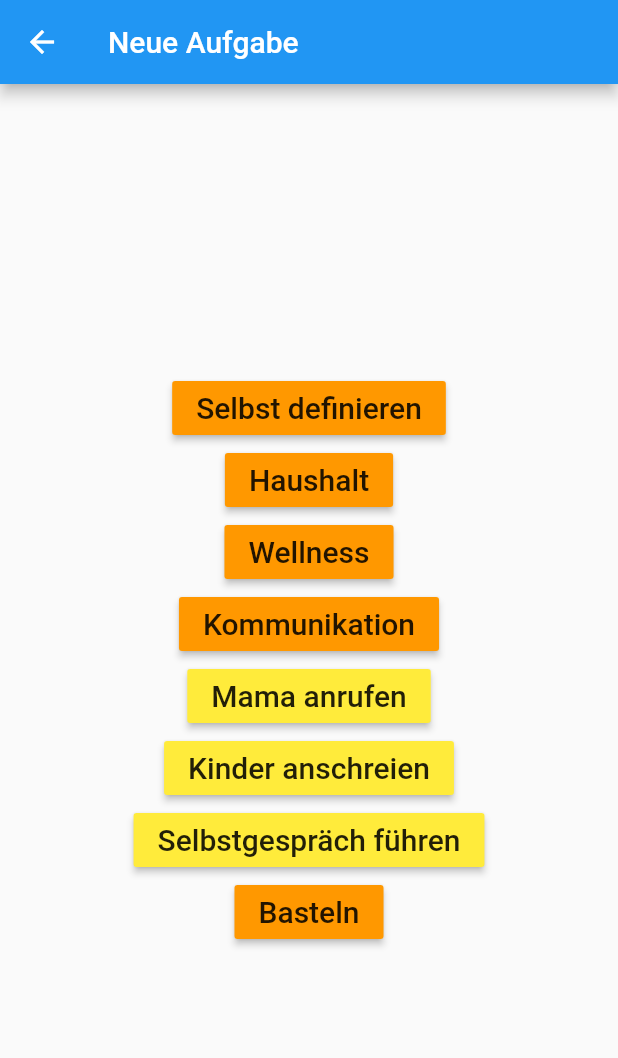
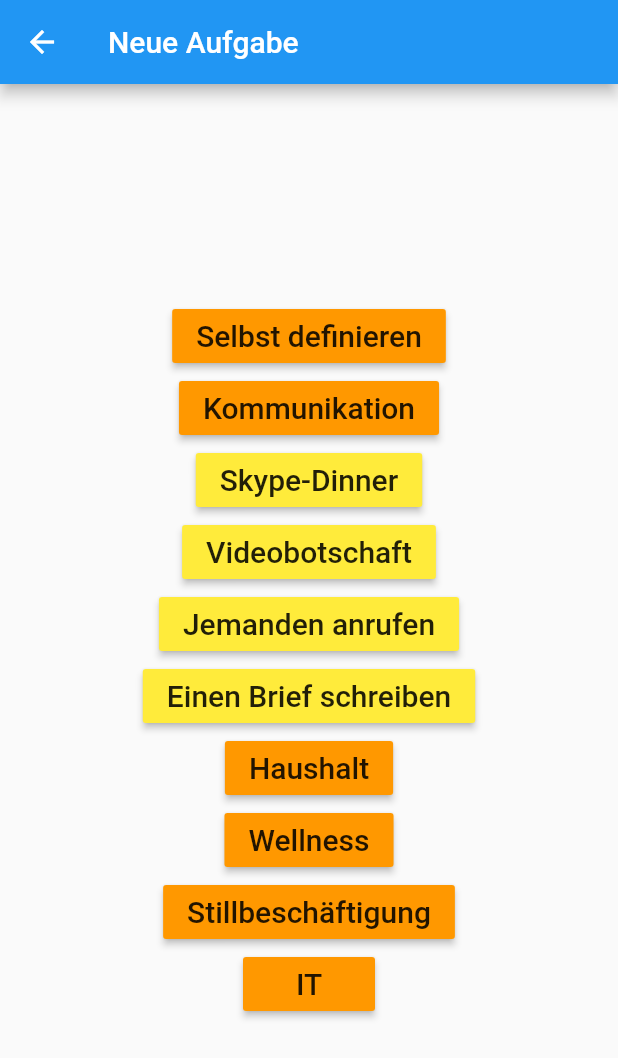
Before and after one commit to jan1na/DailyBuddy, a Flutter app: the CreateTodo screen opened directly, after a tap on "Kommunikation", on a phone screen of 412 x 824 dp. Shown: the top 1058 px of the screen. Run offline on Flutter 3.47's test engine with Material 2 defaults, Android fonts, the light colour scheme and no system bars; accounts and stored records are empty.

Commit message:
Ausführlichere Texte.

```diff
--- a/lib/pages/createtodo.dart
+++ b/lib/pages/createtodo.dart
@@ -13,10 +13,11 @@ class Category {
 class CreateTodo extends StatefulWidget {
   CreateTodo({Key key, this.screenChanged})
       : categories = [
-        new Category('Haushalt', ['Fenster putzen', 'Wäsche waschen', 'Zimmer aufräumen']),
-        new Category('Wellness', ['Kopf kratzen', 'Nase popeln', 'Schlafen']),
-        new Category('Kommunikation', ['Mama anrufen', 'Kinder anschreien', 'Selbstgespräch führen']),
-        new Category('Basteln', ['Ikea', 'Lego', 'Duplo']),
+        new Category('Kommunikation', ['Skype-Dinner', 'Videobotschaft', 'Jemanden anrufen', 'Einen Brief schreiben']),
+        new Category('Haushalt', ['Badezimmerschrank ausmisten', 'Bettwäsche wechseln', 'Fenster putzen', 'Schreibtisch aufräumen', 'Tupperschrank aufräumen', 'Wäsche waschen', 'Zimmer aufräumen']),
+        new Category('Wellness', ['Entspannungsbad', 'Gesichtsmaske selber machen', 'Mediatation', 'vegane Ernährung ausprobieren', 'Yoga']),
+        new Category('Stillbeschäftigung', ['Fotobuch für die Liebsten gestalten', 'Fotos ins Album kleben', 'Lego spielen', 'Tagebuch schreiben', 'Mandalas malen']),
+        new Category('IT', ['Browser surfen lernen', 'Excel lernen', 'Ordner/Laufwerke aufräumen', 'Programmieren']),
       ],
       super(key: key);
 
```
